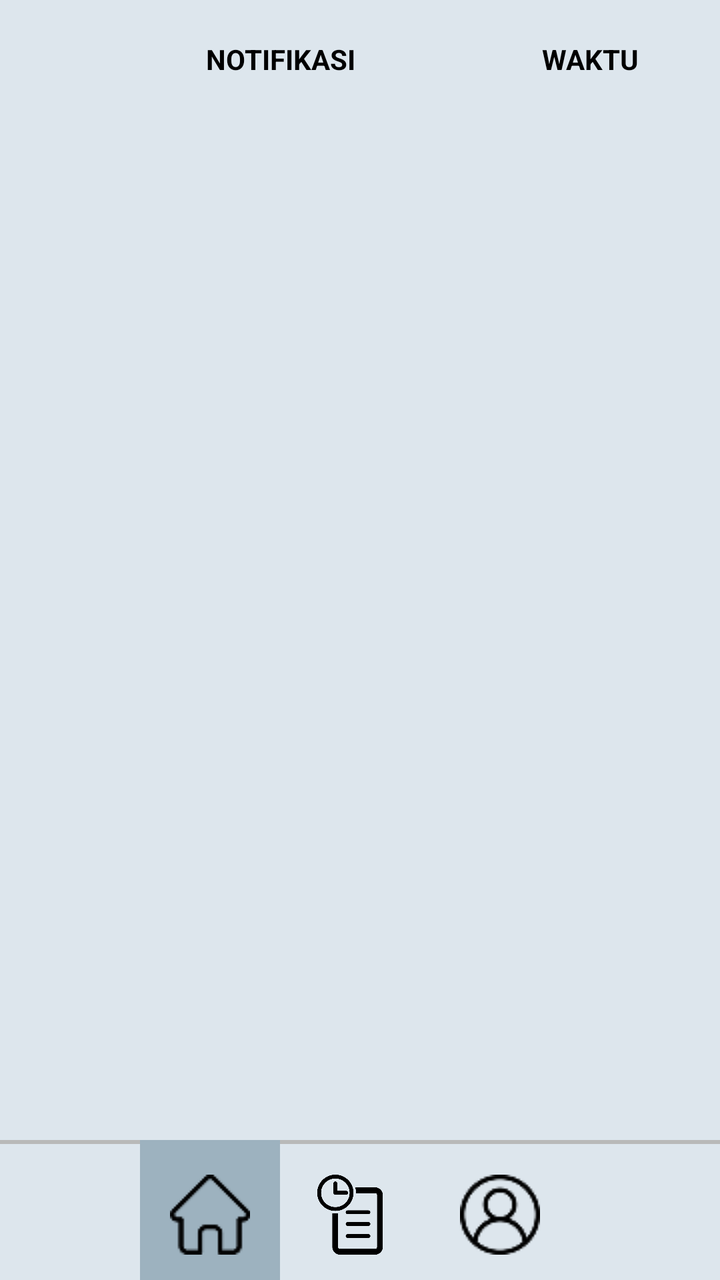
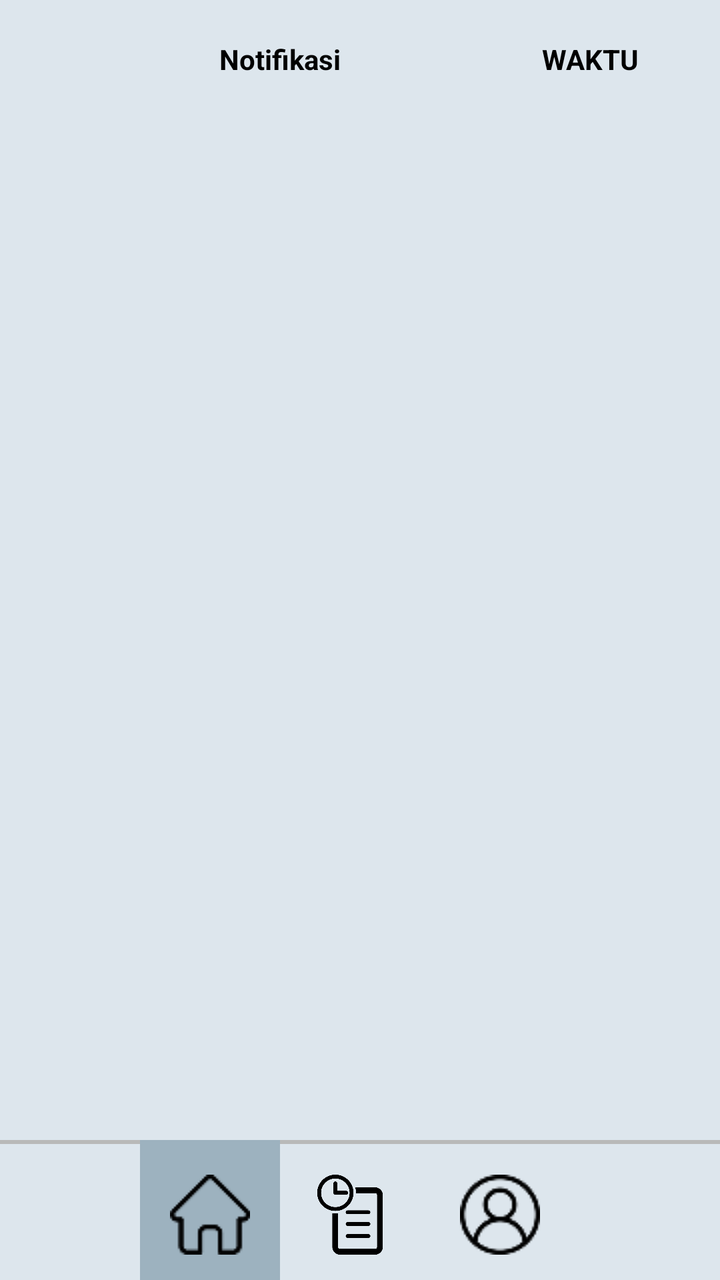

Compare the two renders of this Android layout. The source of the first and the diff that turns it into the second are given below.
<!-- AndroidManifest.xml: application theme Theme.Skripsi -->
<!-- res/layout/activity_home_page_asuransi.xml -->
<?xml version="1.0" encoding="utf-8"?>
<RelativeLayout xmlns:android="http://schemas.android.com/apk/res/android"
    xmlns:app="http://schemas.android.com/apk/res-auto"
    xmlns:tools="http://schemas.android.com/tools"
    android:id="@+id/main"
    android:layout_width="match_parent"
    android:layout_height="match_parent"
    tools:context=".HomePageAsuransi"
    android:background="#DDE6ED">

    <LinearLayout
        android:layout_width="match_parent"
        android:layout_height="wrap_content"
        android:orientation="horizontal"
        android:paddingHorizontal="30dp"
        android:paddingVertical="20dp"
        android:id="@+id/info"
        >

        <TextView
            android:layout_width="match_parent"
            android:layout_height="wrap_content"
            android:layout_weight="1"
            android:textColor="@color/black"
            android:layout_marginRight="5dp"
            android:text="NOTIFIKASI"
            android:textAlignment="center"
            android:textStyle="bold"
            />

        <TextView
            android:layout_width="match_parent"
            android:layout_height="wrap_content"
            android:layout_weight="3"
            android:textColor="@color/black"
            android:layout_marginLeft="5dp"
            android:text="WAKTU"
            android:textAlignment="center"
            android:textStyle="bold"
            />

    </LinearLayout>
    
    <LinearLayout
        android:layout_width="match_parent"
        android:layout_height="wrap_content"
        android:orientation="vertical"
        android:paddingHorizontal="16dp"
        android:paddingTop="12dp"
        android:paddingBottom="12dp"
        android:layout_below="@+id/info"
        >
        <androidx.recyclerview.widget.RecyclerView
            android:layout_width="match_parent"
            android:layout_height="wrap_content"
            android:id="@+id/rvView"
            android:layout_below="@+id/info"
            />
    </LinearLayout>


    <LinearLayout
        android:layout_width="match_parent"
        android:layout_height="wrap_content"
        android:orientation="horizontal"
        android:layout_above="@+id/footer"
        android:background="#9DB2BF"
        android:id="@+id/pilihan"
        android:visibility="gone">

        <TextView
            android:layout_width="wrap_content"
            android:layout_height="wrap_content"
            android:text="Pendaftaran"
            android:textColor="@color/black"
            android:layout_marginVertical="10dp"
            android:layout_weight="1"
            android:padding="5dp"
            android:id="@+id/pendaftaran"
            android:textAlignment="center"
            android:textStyle="bold"
            />


        <TextView
            android:layout_width="wrap_content"
            android:layout_height="wrap_content"
            android:text="Pembayaran"
            android:textColor="@color/black"
            android:padding="5dp"
            android:layout_marginVertical="10dp"
            android:id="@+id/pembayaran"
            android:layout_weight="1"
            android:textAlignment="center"
            android:textStyle="bold"
            />
    </LinearLayout>




    <RelativeLayout
        android:layout_width="match_parent"
        android:layout_height="70dp"
        android:layout_alignParentBottom="true"
        android:gravity="center"
        android:background="@drawable/footer"
        android:id="@+id/footer"
        >


        <LinearLayout
            android:layout_width="wrap_content"
            android:layout_height="match_parent"
            android:orientation="horizontal"

            >

            <LinearLayout
                android:layout_width="wrap_content"
                android:layout_height="match_parent"
                android:background="#9DB2BF"
                android:gravity="center"
                android:orientation="vertical"
                android:paddingHorizontal="15dp">

                <androidx.appcompat.widget.AppCompatButton
                    android:layout_width="40dp"
                    android:layout_height="40dp"
                    android:background="@drawable/home"
                    android:id="@+id/btnHome"
                    />
            </LinearLayout>

            <LinearLayout
                android:layout_width="wrap_content"
                android:layout_height="match_parent"
                android:gravity="center"
                android:orientation="vertical"
                android:paddingHorizontal="15dp">

                <androidx.appcompat.widget.AppCompatButton
                    android:layout_width="40dp"
                    android:layout_height="40dp"
                    android:background="@drawable/history_asuransi"
                    android:id="@+id/btnHistory"
                    />
            </LinearLayout>


            <LinearLayout
                android:layout_width="wrap_content"
                android:layout_height="match_parent"
                android:baselineAligned="false"
                android:gravity="center"
                android:orientation="vertical"
                android:paddingHorizontal="20dp">

                <androidx.appcompat.widget.AppCompatButton
                    android:layout_width="40dp"
                    android:layout_height="40dp"
                    android:background="@drawable/profile"
                    android:id="@+id/btnProfile"
                    />

            </LinearLayout>


        </LinearLayout>



    </RelativeLayout>


</RelativeLayout>
<!-- resources referenced by this layout -->
<resources>
  <color name="black">#FF000000</color>
  <!-- drawable footer (drawable) -->
  <?xml version="1.0" encoding="utf-8"?>
  <inset xmlns:android="http://schemas.android.com/apk/res/android"
      android:insetRight="-5dp"
      android:insetBottom="-5dp"
      android:insetLeft="-5dp">
  
      <shape android:shape="rectangle" android:thickness="2dp" >
          <stroke
              android:width="2dp"
              android:color="#b8b9b9" />
          <solid android:color="#DDE6ED" />
      </shape>
  </inset>
  <!-- drawable history_asuransi: png bitmap (drawable, 7713 bytes) -->
  <!-- drawable home: png bitmap (drawable, 692 bytes) -->
  <!-- drawable profile: png bitmap (drawable, 1238 bytes) -->
  <style name="Theme.Skripsi" parent="Theme.MaterialComponents.DayNight.DarkActionBar">
          
          <item name="colorPrimary">@color/purple_500</item>
          <item name="colorPrimaryVariant">@color/purple_700</item>
          <item name="colorOnPrimary">@color/white</item>
          
          <item name="colorSecondary">@color/teal_200</item>
          <item name="colorSecondaryVariant">@color/teal_700</item>
          <item name="colorOnSecondary">@color/black</item>
          
          <item name="android:statusBarColor">?attr/colorPrimaryVariant</item>
          
      </style>
  <color name="purple_500">#FF6200EE</color>
  <color name="purple_700">#FF3700B3</color>
  <color name="white">#FFFFFFFF</color>
  <color name="teal_200">#FF03DAC5</color>
  <color name="teal_700">#FF018786</color>
</resources>

<!-- the commit's change to res/layout/activity_home_page_asuransi.xml (unified diff, before → after) -->
@@ -23,7 +23,7 @@
             android:layout_weight="1"
             android:textColor="@color/black"
             android:layout_marginRight="5dp"
-            android:text="NOTIFIKASI"
+            android:text="@string/notifikasi"
             android:textAlignment="center"
             android:textStyle="bold"
             />
@@ -34,7 +34,7 @@
             android:layout_weight="3"
             android:textColor="@color/black"
             android:layout_marginLeft="5dp"
-            android:text="WAKTU"
+            android:text="@string/waktu_homepage_asuransi"
             android:textAlignment="center"
             android:textStyle="bold"
             />
@@ -71,7 +71,7 @@
         <TextView
             android:layout_width="wrap_content"
             android:layout_height="wrap_content"
-            android:text="Pendaftaran"
+            android:text="@string/pendaftaran"
             android:textColor="@color/black"
             android:layout_marginVertical="10dp"
             android:layout_weight="1"
@@ -85,7 +85,7 @@
         <TextView
             android:layout_width="wrap_content"
             android:layout_height="wrap_content"
-            android:text="Pembayaran"
+            android:text="@string/pembayaran"
             android:textColor="@color/black"
             android:padding="5dp"
             android:layout_marginVertical="10dp"
<!-- resource entries referenced after the edit -->
@@ -18,6 +18,10 @@
   <!-- drawable history_asuransi: png bitmap (drawable, 7713 bytes) -->
   <!-- drawable home: png bitmap (drawable, 692 bytes) -->
   <!-- drawable profile: png bitmap (drawable, 1238 bytes) -->
+  <string name="notifikasi">Notifikasi</string>
+  <string name="pembayaran">Pembayaran</string>
+  <string name="pendaftaran">Pendaftaran</string>
+  <string name="waktu_homepage_asuransi">WAKTU</string>
   <style name="Theme.Skripsi" parent="Theme.MaterialComponents.DayNight.DarkActionBar">
           
           <item name="colorPrimary">@color/purple_500</item>
